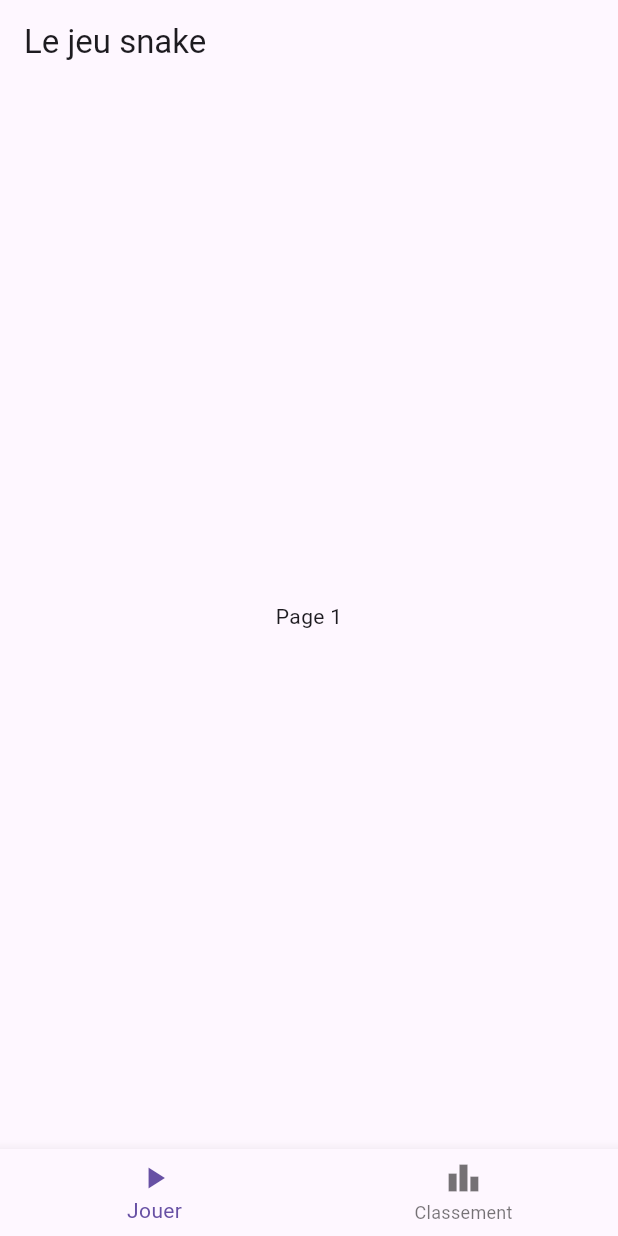
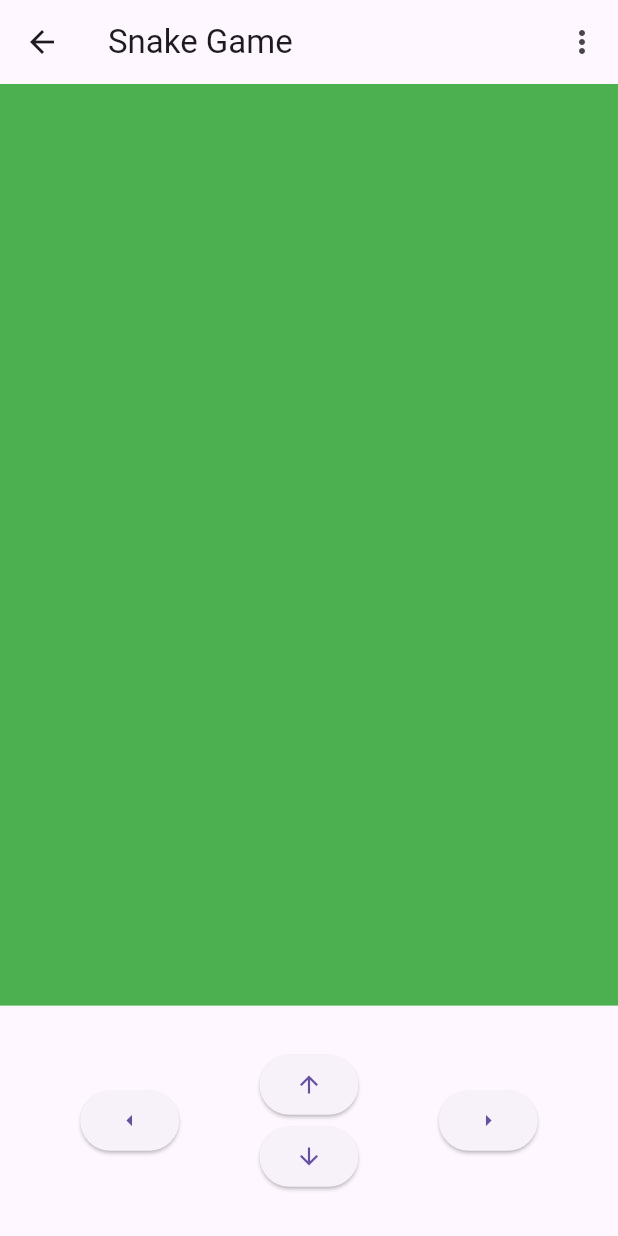
Before and after one commit to araviart/SNAKE_FLUTTER, a Flutter app: the screen it shows after launch, on a phone screen of 412 x 824 dp. Run offline on Flutter 3.47's test engine with Material 3 defaults, Android fonts, the phone set to English and light mode, and no system bars.

Commit message:
modification de la structure de la page du jeu

```diff
--- a/lib/UI/home.dart
+++ b/lib/UI/home.dart
@@ -26,24 +26,7 @@ class _MyHomePageState extends State<MyHomePage> {
   @override
   Widget build(BuildContext context) {
     return Scaffold(
-      appBar: AppBar(
-        title: const Text('Le jeu snake'),
-      ),
       body: _children[_currentIndex],
-      bottomNavigationBar: BottomNavigationBar(
-        onTap: onTabTapped,
-        currentIndex: _currentIndex,
-        items: const [
-          BottomNavigationBarItem(
-            icon: Icon(Icons.play_arrow),
-            label: 'Jouer',
-          ),
-          BottomNavigationBarItem(
-            icon: Icon(Icons.leaderboard),
-            label: 'Classement',
-          ),
-        ],
-      ),
     );
   }
 }
--- a/lib/UI/snake_page.dart
+++ b/lib/UI/snake_page.dart
@@ -5,6 +5,82 @@ class SnakePage extends StatelessWidget {
 
   @override
   Widget build(BuildContext context) {
-    return const Center(child: Text('Page 1'));
+    return Scaffold(
+      appBar: AppBar(
+        leading: IconButton(
+          icon: Icon(Icons.arrow_back),
+          onPressed: () {
+            // TODO: Implement your back button logic here
+            Navigator.pop(context);
+          },
+        ),
+        title: Text('Snake Game'),
+        actions: <Widget>[
+          PopupMenuButton<String>(
+            onSelected: (String result) {
+              // TODO: Implement your menu actions here
+            },
+            itemBuilder: (BuildContext context) => <PopupMenuEntry<String>>[
+              const PopupMenuItem<String>(
+                value: 'Pause',
+                child: Text('Pause'),
+              ),
+              const PopupMenuItem<String>(
+                value: 'Replay',
+                child: Text('Replay'),
+              ),
+            ],
+          ),
+        ],
+      ),
+      body: Column(
+        children: <Widget>[
+          Expanded(
+            flex: 8,
+            child: Container(
+              color: Colors.green,
+              // TODO: Add your game grid here
+            ),
+          ),
+          Expanded(
+            flex: 2,
+            child: Row(
+              mainAxisAlignment: MainAxisAlignment.spaceEvenly,
+              children: <Widget>[
+                ElevatedButton(
+                  onPressed: () {
+                    // TODO: Implement left direction logic
+                  },
+                  child: Icon(Icons.arrow_left),
+                ),
+                Column(
+                  mainAxisAlignment: MainAxisAlignment.center,
+                  children: <Widget>[
+                    ElevatedButton(
+                      onPressed: () {
+                        // TODO: Implement up direction logic
+                      },
+                      child: Icon(Icons.arrow_upward),
+                    ),
+                    ElevatedButton(
+                      onPressed: () {
+                        // TODO: Implement down direction logic
+                      },
+                      child: Icon(Icons.arrow_downward),
+                    ),
+                  ],
+                ),
+                ElevatedButton(
+                  onPressed: () {
+                    // TODO: Implement right direction logic
+                  },
+                  child: Icon(Icons.arrow_right),
+                ),
+              ],
+            ),
+          ),
+        ],
+      ),
+    );
   }
 }
```
